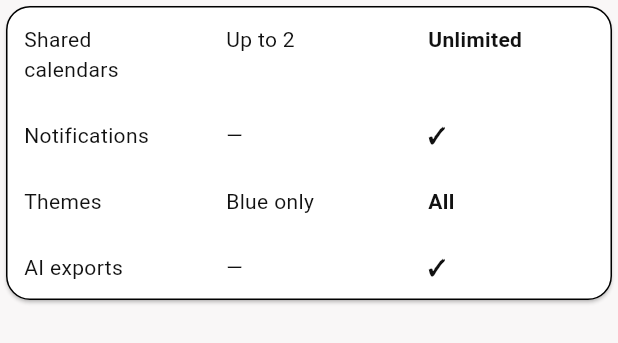
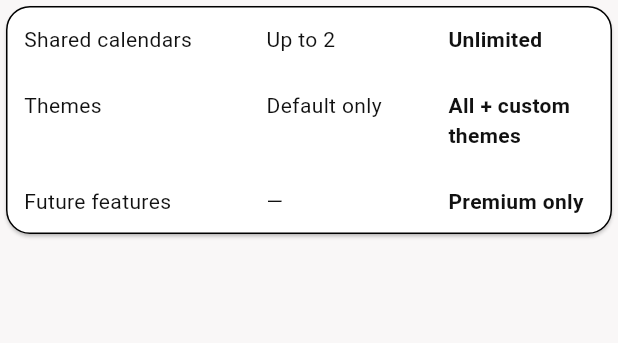
Before and after one commit to ThiveenRoy/LinkUp, a Flutter app: the _Comparison widget shown alone on an empty page, opened directly, on a phone screen of 412 x 824 dp. Shown: the top 343 px of the screen. Run offline on Flutter 3.47's test engine with Material 3 defaults, Android fonts, the phone set to English and light mode, and no system bars; our stand-ins replace cloud_firestore, file_picker, firebase_auth, firebase_core, firebase_messaging, google_sign_in and 4 more; missing offline and left inert: dart:html, dart:js, dart:js_util, googleapis; accounts and stored records are empty.

Commit message:
release v1.1.0 (bug fixes, premium, notification)

```diff
--- a/lib/main.dart
+++ b/lib/main.dart
@@ -15,6 +15,9 @@ import 'screens/onboarding_screen.dart';
 import 'screens/join_calendar_screen.dart';
 import 'screens/shared_calendar_screen.dart';
 import 'screens/paywall_screen.dart';
+import 'screens/terms_screen.dart';
+import 'screens/privacy_screen.dart';
+
 
 // THEME
 import 'theme/theme_controller.dart';
@@ -129,6 +132,8 @@ class MyApp extends StatelessWidget {
             '/': (context) => AuthLandingScreen(),
             '/onboarding': (context) => const OnboardingScreen(),
             '/billing': (context) => const PaywallScreen(),
+            '/terms': (_) => const TermsScreen(),
+            '/privacy': (_) => const PrivacyScreen(),
             '/masterCalendar': (context) => const MasterCalendarScreen(),
             '/sharedCalendar': (context) {
               final args =
--- a/lib/screens/calendar_home_screen.dart
+++ b/lib/screens/calendar_home_screen.dart
@@ -243,7 +243,7 @@ class _CalendarHomeScreenState extends State<CalendarHomeScreen>
 
               // about
               appName: 'LinkUp Calendar',
-              appVersion: 'v1.0.0',
+              appVersion: 'v1.1.0',
               createdBy: 'Thiveen Roy',
             ),
       ),
--- a/lib/screens/paywall_screen.dart
+++ b/lib/screens/paywall_screen.dart
@@ -19,9 +19,6 @@ class PaywallScreen extends StatelessWidget {
 
   static const String kFunctionsBaseUrl =
       'https://asia-southeast1-shared-calendar-5958a.cloudfunctions.net';
-
-  static final Uri termsUrl = Uri.parse("https://linkupcalendar.app/terms");
-  static final Uri privacyUrl = Uri.parse("https://linkupcalendar.app/privacy");
 
   @override
   Widget build(BuildContext context) {
@@ -145,19 +142,14 @@ class PaywallScreen extends StatelessWidget {
                       onPressed: () => _onRestore(context),
                     ),
                     TextButton(
-                      onPressed: () => launchUrl(
-                        termsUrl,
-                        mode: LaunchMode.externalApplication,
-                      ),
+                      onPressed: () => Navigator.pushNamed(context, '/terms'),
                       child: const Text('Terms'),
                     ),
                     TextButton(
-                      onPressed: () => launchUrl(
-                        privacyUrl,
-                        mode: LaunchMode.externalApplication,
-                      ),
+                      onPressed: () => Navigator.pushNamed(context, '/privacy'),
                       child: const Text('Privacy'),
                     ),
+
                   ],
                 ),
               ],
@@ -397,11 +389,11 @@ class _Comparison extends StatelessWidget {
   Widget build(BuildContext context) {
     final cs = Theme.of(context).colorScheme;
 
-    TableRow row(String f, String free, String pro) => TableRow(
+    TableRow row(String feature, String free, String premium) => TableRow(
           children: [
-            _cell(f),
+            _cell(feature),
             _cell(free),
-            _cell(pro, bold: true),
+            _cell(premium, bold: true),
           ],
         );
 
@@ -411,11 +403,19 @@ class _Comparison extends StatelessWidget {
         side: BorderSide(color: cs.outlineVariant),
       ),
       child: Table(
+        columnWidths: const {
+          0: FlexColumnWidth(2),
+          1: FlexColumnWidth(1.5),
+          2: FlexColumnWidth(1.5),
+        },
         children: [
           row('Shared calendars', 'Up to 2', 'Unlimited'),
-          row('Notifications', '—', '✓'),
-          row('Themes', 'Blue only', 'All'),
-          row('AI exports', '—', '✓'),
+          row('Themes', 'Default only', 'All + custom themes'),
+          row(
+            'Future features',
+            '—',
+            'Premium only',
+          ),
         ],
       ),
     );
@@ -425,7 +425,9 @@ class _Comparison extends StatelessWidget {
         padding: const EdgeInsets.all(12),
         child: Text(
           text,
-          style: TextStyle(fontWeight: bold ? FontWeight.bold : null),
+          style: TextStyle(
+            fontWeight: bold ? FontWeight.w700 : FontWeight.w400,
+          ),
         ),
       );
 }
```
Also changed, not shown: lib/screens/privacy_screen.dart (added, +33 -0 lines), lib/screens/terms_screen.dart (added, +34 -0 lines), 54 other files.
